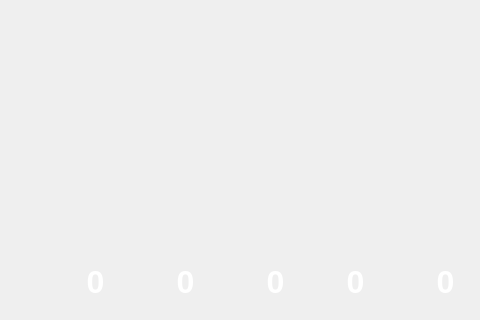
The window that interface/gameinterface.ui (Jeeei/splendor-for-course) describes before a commit, drawn with Qt 5; both pictures show x 430 to 910 and y 430 to 750 of the 1311 by 750 pixel window.
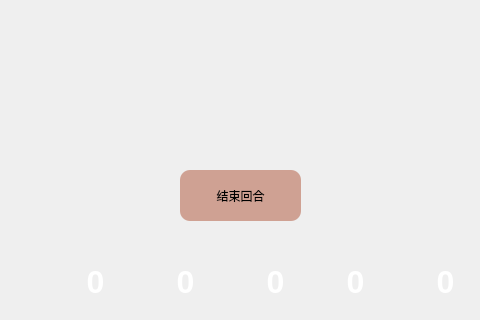
The same window after the commit. Icons and pictures are not drawn.

Diff of the .ui file:
```diff
--- a/interface/gameinterface.ui
+++ b/interface/gameinterface.ui
@@ -721,6 +721,24 @@
     <string/>
    </property>
   </widget>
+  <widget class="QToolButton" name="changeMan">
+   <property name="geometry">
+    <rect>
+     <x>610</x>
+     <y>600</y>
+     <width>121</width>
+     <height>51</height>
+    </rect>
+   </property>
+   <property name="styleSheet">
+    <string notr="true">font: 12pt &quot;华文彩云&quot;;
+border-radius:10px;
+background-color: rgb(207, 161, 147);</string>
+   </property>
+   <property name="text">
+    <string>结束回合</string>
+   </property>
+  </widget>
   <zorder>background</zorder>
   <zorder>card1_1</zorder>
   <zorder>card1_2</zorder>
```
Left out of the diff: 1 changed line with no effect on the pictures.
